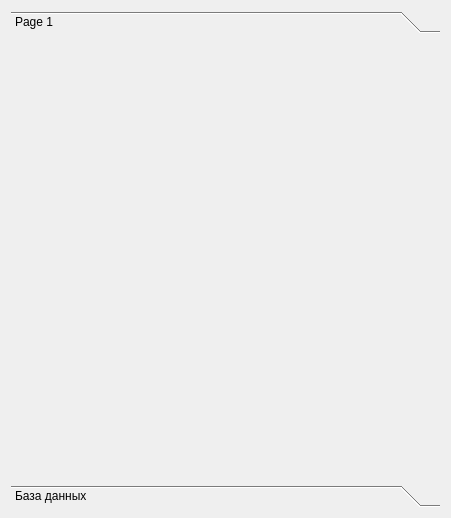
Qt form Clients/pcviewform.ui (rust3128/HotLinePTS) before a commit.
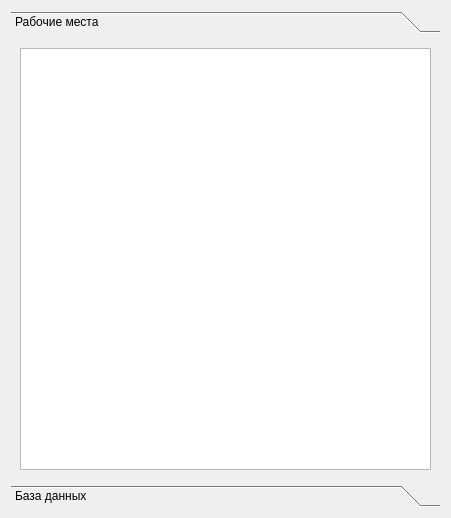
The same form after that commit. The open tabs and pages were chosen to show the change.

Patch:
```diff
--- a/Clients/pcviewform.ui
+++ b/Clients/pcviewform.ui
@@ -58,12 +58,17 @@
         <x>0</x>
         <y>0</y>
         <width>433</width>
-        <height>442</height>
+        <height>436</height>
        </rect>
       </property>
       <attribute name="label">
-       <string>Page 1</string>
+       <string>Рабочие места</string>
       </attribute>
+      <layout class="QGridLayout" name="gridLayout_4">
+       <item row="0" column="0">
+        <widget class="QTreeView" name="treeViewPC"/>
+       </item>
+      </layout>
      </widget>
      <widget class="QWidget" name="pageFBObject">
       <property name="geometry">
```
Left out of the diff: 6 changed lines with no effect on the pictures.
